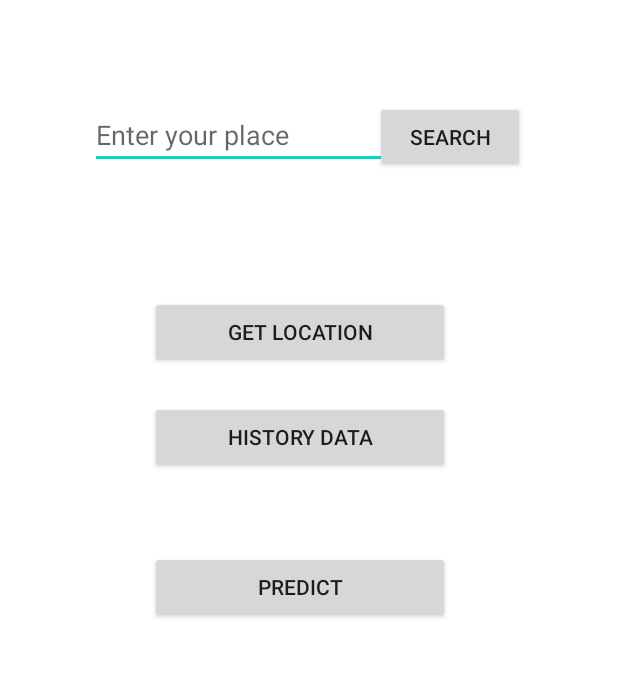
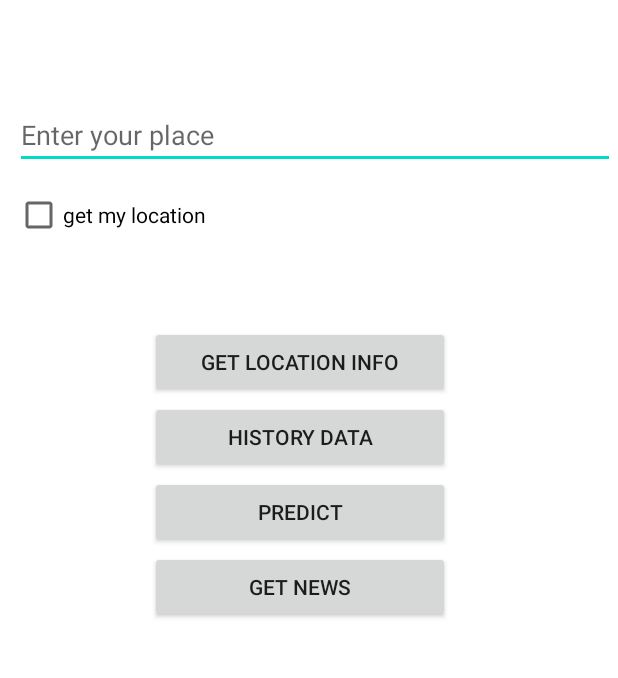
Before and after one commit to yufanxiao123/578project, an Android app built with Jetpack Compose: the screen it shows after launch (MainActivity), on a phone screen of 412 x 824 dp, the part 199-877 px from its top. Run offline under Robolectric (Android 15) with nearby library versions, the light colour scheme and no system bars.

Commit message:
build news page and add get location func in main page

```diff
--- a/patrol/app/build.gradle.kts
+++ b/patrol/app/build.gradle.kts
@@ -59,6 +59,7 @@ dependencies {
     implementation(libs.androidx.ui.graphics)
     implementation(libs.androidx.ui.tooling.preview)
     implementation(libs.androidx.material3)
+    implementation(libs.play.services.maps)
     testImplementation(libs.junit)
     androidTestImplementation(libs.androidx.junit)
     androidTestImplementation(libs.androidx.espresso.core)
@@ -76,4 +77,6 @@ dependencies {
     implementation(libs.converter.gson)
     implementation(libs.kotlinx.coroutines.core)
     implementation(libs.kotlinx.coroutines.android)
+    implementation (libs.picasso)
+    implementation (libs.play.services.location)
 }
--- a/patrol/app/src/main/java/com/example/patrol/MainActivity.kt
+++ b/patrol/app/src/main/java/com/example/patrol/MainActivity.kt
@@ -1,20 +1,94 @@
 package com.example.patrol
 
+import android.content.Intent
+import android.location.Geocoder
 import android.os.Bundle
+import android.widget.Button
+import android.widget.CheckBox
+import android.widget.EditText
+import android.widget.RadioButton
+import android.widget.Toast
 import androidx.activity.ComponentActivity
-import androidx.activity.compose.setContent
-import androidx.compose.foundation.layout.fillMaxSize
-import androidx.compose.material3.MaterialTheme
-import androidx.compose.material3.Surface
-import androidx.compose.material3.Text
-import androidx.compose.runtime.Composable
-import androidx.compose.ui.Modifier
-import androidx.compose.ui.tooling.preview.Preview
-import com.example.patrol.ui.theme.PatrolTheme
+import com.example.patrol.logic.model.News
+import com.example.patrol.view.news.NewsActivity
+import com.example.patrol.view.news.NewsAdapter
+import com.google.android.gms.location.FusedLocationProviderClient
+import com.google.android.gms.location.LocationServices
+import java.io.IOException
+import java.util.Locale
 
 class MainActivity : ComponentActivity() {
+    companion object {
+        private const val REQUEST_LOCATION_PERMISSION = 1
+    }
+    private lateinit var fusedLocationClient: FusedLocationProviderClient
     override fun onCreate(savedInstanceState: Bundle?) {
         super.onCreate(savedInstanceState)
         setContentView(R.layout.activity_main)
+        fusedLocationClient = LocationServices.getFusedLocationProviderClient(this)
+
+        findViewById<Button>(R.id.button_news).setOnClickListener {
+            val intent = Intent(this, NewsActivity::class.java)
+            startActivity(intent)
+        }
+        findViewById<CheckBox>(R.id.box_get_location).setOnClickListener {
+            val checked = findViewById<CheckBox>(R.id.box_get_location).isChecked
+            if (checked) {
+                requestPermissions(arrayOf(android.Manifest.permission.ACCESS_FINE_LOCATION), REQUEST_LOCATION_PERMISSION)
+            } else {
+                findViewById<EditText>(R.id.edit_place).setText("")
+            }
+        }
     }
+
+    override fun onRequestPermissionsResult(requestCode: Int,
+                                            permissions: Array<out String>,
+                                            grantResults: IntArray) {
+        super.onRequestPermissionsResult(requestCode, permissions, grantResults)
+        if (requestCode == REQUEST_LOCATION_PERMISSION) {
+            if (grantResults.isNotEmpty() && grantResults[0] == android.content.pm.PackageManager.PERMISSION_GRANTED) {
+                handlePermissionGranted()
+            } else {
+                handlePermissionDenied()
+            }
+        }
+    }
+
+    private fun handlePermissionGranted() {
+        // Execute your code for using location here
+        if (checkSelfPermission(android.Manifest.permission.ACCESS_FINE_LOCATION) == android.content.pm.PackageManager.PERMISSION_GRANTED) {
+            fusedLocationClient.lastLocation
+                .addOnSuccessListener { location ->
+                    if (location != null) {
+                        getAddressFromLocation(location.latitude, location.longitude)
+                    }
+                }
+        }
+    }
+
+    private fun handlePermissionDenied() {
+        Toast.makeText(this, "Permission denied", Toast.LENGTH_SHORT).show()
+        // You might disable features of your app that rely on this permission.
+    }
+
+    private fun getAddressFromLocation(latitude: Double, longitude: Double) {
+        val geocoder = Geocoder(this, Locale.getDefault())
+        try {
+            val addresses = geocoder.getFromLocation(latitude, longitude, 1)
+            if (addresses != null && addresses.isNotEmpty()) {
+                val address = addresses[0]
+                val addressFragments = arrayOf(address.featureName, address.thoroughfare, address.subLocality, address.locality, address.adminArea, address.countryName, address.postalCode)
+
+                // Join all parts and remove any null or empty strings, then display in EditText
+                val completeAddress = addressFragments.filterNotNull().joinToString(separator = ", ")
+                findViewById<EditText>(R.id.edit_place).setText(completeAddress)
+            } else {
+                findViewById<EditText>(R.id.edit_place).setText("No address found")
+            }
+        } catch (e: IOException) {
+            e.printStackTrace()
+            Toast.makeText(this, "Unable geocode location", Toast.LENGTH_SHORT).show()
+        }
+    }
+
 }
--- a/patrol/app/src/main/res/layout/activity_main.xml
+++ b/patrol/app/src/main/res/layout/activity_main.xml
@@ -4,7 +4,7 @@
     android:layout_height="match_parent">
 
     <TextView
-        android:id="@+id/textView2"
+        android:id="@+id/text_welcome"
         android:layout_width="260dp"
         android:layout_height="wrap_content"
         android:layout_marginStart="100dp"
@@ -12,26 +12,20 @@
         android:textSize="24sp"
         android:text="Welcome to PATROL"/>
     <EditText
-        android:id="@+id/editText"
-        android:layout_width="200dp"
+        android:id="@+id/edit_place"
+        android:layout_width="400dp"
         android:layout_height="wrap_content"
-        android:layout_marginStart="60dp"
+        android:layout_marginStart="10dp"
         android:layout_marginTop="200dp"
         android:hint="Enter your place" />
-    <Button
-        android:id="@+id/button"
-        android:layout_width="100dp"
-        android:layout_height="wrap_content"
-        android:layout_marginStart="250dp"
-        android:layout_marginTop="200dp"
-        android:text="search" />
+
     <Button
         android:id="@+id/button_location"
         android:layout_width="200dp"
         android:layout_height="wrap_content"
         android:layout_marginStart="100dp"
-        android:layout_marginTop="330dp"
-        android:text="get Location" />
+        android:layout_marginTop="350dp"
+        android:text="get Location info" />
     <Button
         android:id="@+id/button_history"
         android:layout_width="200dp"
@@ -44,6 +38,22 @@
         android:layout_width="200dp"
         android:layout_height="wrap_content"
         android:layout_marginStart="100dp"
+        android:layout_marginTop="450dp"
+        android:text="predict" />
+    <Button
+        android:id="@+id/button_news"
+        android:layout_width="200dp"
+        android:layout_height="wrap_content"
+        android:layout_marginStart="100dp"
         android:layout_marginTop="500dp"
-        android:text="    predict    " />
+        android:text="get news" />
+
+    <CheckBox
+        android:id="@+id/box_get_location"
+        android:layout_width="wrap_content"
+        android:layout_height="wrap_content"
+        android:layout_marginStart="10dp"
+        android:layout_marginTop="260dp"
+        android:text="get my location" />
+
 </RelativeLayout>
--- a/patrol/gradle/libs.versions.toml
+++ b/patrol/gradle/libs.versions.toml
@@ -13,9 +13,12 @@ lifecycleRuntimeKtx = "2.7.0"
 activityCompose = "1.8.2"
 composeBom = "2023.08.00"
 material = "1.1.0"
+picasso = "2.71828"
+playServicesLocation = "18.0.0"
 recyclerview = "1.0.0"
 retrofit = "2.6.1"
 swiperefreshlayout = "1.0.0"
+playServicesMaps = "18.2.0"
 
 [libraries]
 androidx-core-ktx = { group = "androidx.core", name = "core-ktx", version.ref = "coreKtx" }
@@ -40,7 +43,10 @@ androidx-material3 = { group = "androidx.compose.material3", name = "material3"
 kotlinx-coroutines-android = { module = "org.jetbrains.kotlinx:kotlinx-coroutines-android", version.ref = "kotlinxCoroutinesAndroid" }
 kotlinx-coroutines-core = { module = "org.jetbrains.kotlinx:kotlinx-coroutines-core", version.ref = "kotlinxCoroutinesCore" }
 material = { module = "com.google.android.material:material", version.ref = "material" }
+picasso = { module = "com.squareup.picasso:picasso", version.ref = "picasso" }
+play-services-location = { module = "com.google.android.gms:play-services-location", version.ref = "playServicesLocation" }
 retrofit = { module = "com.squareup.retrofit2:retrofit", version.ref = "retrofit" }
+play-services-maps = { group = "com.google.android.gms", name = "play-services-maps", version.ref = "playServicesMaps" }
 
 [plugins]
 androidApplication = { id = "com.android.application", version.ref = "agp" }
```
Also changed, not shown: patrol/app/src/main/AndroidManifest.xml (+9 -0 lines), patrol/app/src/main/java/com/example/patrol/logic/model/News.kt (added, +7 -0 lines), patrol/app/src/main/java/com/example/patrol/view/news/NewsActivity.kt (added, +25 -0 lines), patrol/app/src/main/java/com/example/patrol/view/news/NewsAdapter.kt (added, +35 -0 lines), patrol/app/src/main/res/layout/activity_news.xml (added, +22 -0 lines), patrol/app/src/main/res/layout/fragment_news_item.xml (added, +33 -0 lines).
